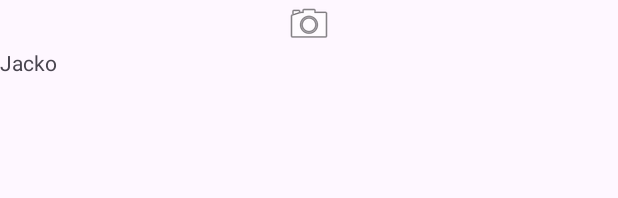
After one commit to NumaCii/jackoboite, an Android app: the layout item_boutton.xml on its own in the app's theme, with its tools: preview values and no code run, on a phone screen of 412 x 824 dp. The commit adds this screen. Shown: the top 198 px of the screen. Run offline under Robolectric (Android 15) with nearby library versions, the phone set to English and light mode, and no system bars.

Commit message:
jackonnaissance

```diff
--- /dev/null
+++ b/app/src/main/res/layout/item_boutton.xml
@@ -0,0 +1,32 @@
+<?xml version="1.0" encoding="utf-8"?>
+<androidx.constraintlayout.widget.ConstraintLayout xmlns:android="http://schemas.android.com/apk/res/android"
+    xmlns:app="http://schemas.android.com/apk/res-auto"
+    xmlns:tools="http://schemas.android.com/tools"
+    android:layout_width="match_parent"
+    android:layout_height="match_parent">
+
+    <LinearLayout
+        android:layout_width="match_parent"
+        android:layout_height="match_parent"
+        android:orientation="vertical">
+
+        <ImageView
+            android:id="@+id/imageView"
+            android:layout_width="wrap_content"
+            android:layout_height="wrap_content"
+            app:srcCompat="@android:drawable/ic_menu_camera"
+            android:layout_gravity="center"/>
+
+        <TextView
+            android:id="@+id/name"
+            android:layout_width="match_parent"
+            android:layout_height="match_parent"
+            android:text="Jacko">
+
+        </TextView>
+
+    </LinearLayout>
+
+
+
+</androidx.constraintlayout.widget.ConstraintLayout>
--- a/app/src/main/res/values/colors.xml
+++ b/app/src/main/res/values/colors.xml
@@ -2,4 +2,5 @@
 <resources>
     <color name="black">#FF000000</color>
     <color name="white">#FFFFFFFF</color>
+    <color name="purple">#8A2BE2</color>
 </resources>
```
Also changed, not shown: app/src/main/java/com/example/jackoboite/AdapterButton.kt (added, +26 -0 lines), app/src/main/res/layout/activity_main.xml (+27 -7 lines).
